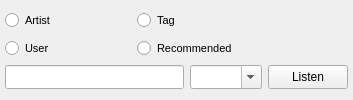
shahid334/sayonara-player, file branches/sayonara-515/GUI/LFMRadio/GUI_LFMRadioWidget.ui: the form before one commit.
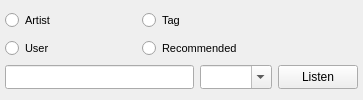
The form after the commit.

Diff of the .ui file:
```diff
--- a/branches/sayonara-515/GUI/LFMRadio/GUI_LFMRadioWidget.ui
+++ b/branches/sayonara-515/GUI/LFMRadio/GUI_LFMRadioWidget.ui
@@ -6,7 +6,7 @@
    <rect>
     <x>0</x>
     <y>0</y>
-    <width>353</width>
+    <width>363</width>
     <height>100</height>
    </rect>
   </property>
@@ -28,6 +28,9 @@
     <height>100</height>
    </size>
   </property>
+  <property name="styleSheet">
+   <string notr="true"/>
+  </property>
   <property name="features">
    <set>QDockWidget::DockWidgetClosable|QDockWidget::DockWidgetVerticalTitleBar</set>
   </property>
```
Left out of the diff: 4 changed lines with no effect on the pictures.
